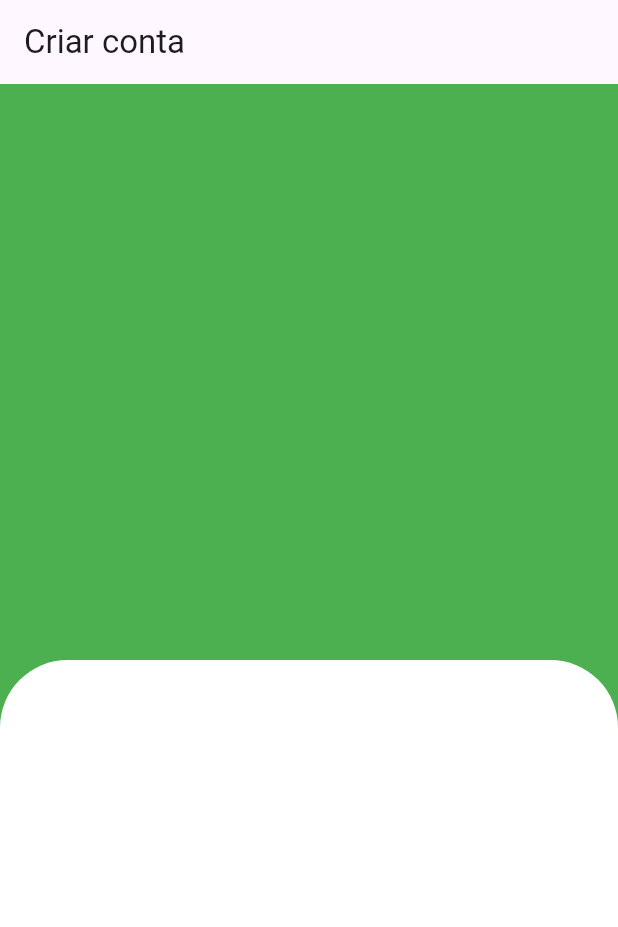
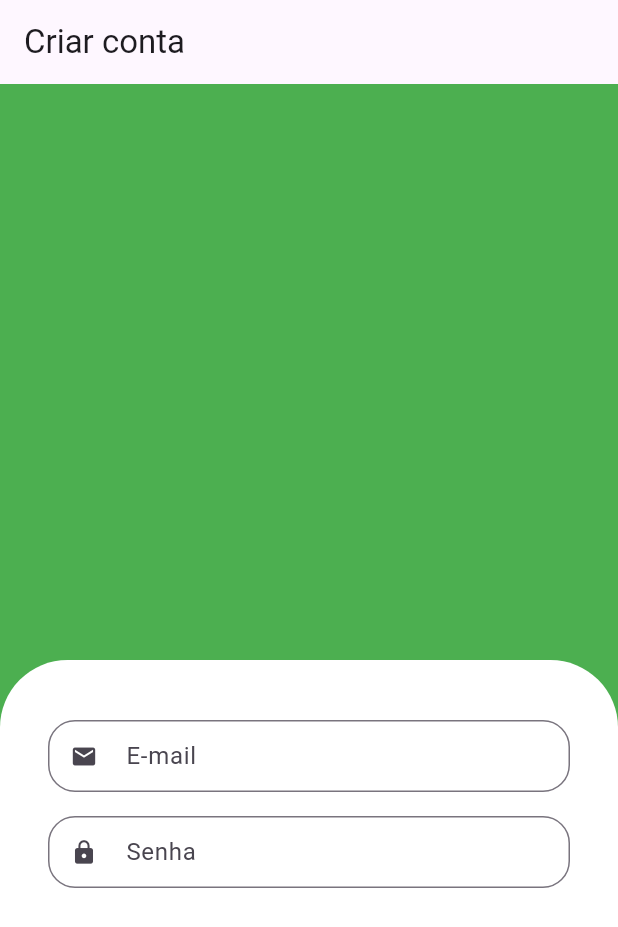
Before and after one commit to jdaibello/greengrocer, a Flutter app: the screen it shows after launch, on a phone screen of 412 x 824 dp. Shown: the top 927 px of the screen. Run offline on Flutter 3.47's test engine with Material 3 defaults, Android fonts, the phone set to English and light mode, and no system bars.

Commit message:
feat: add cutom text field

```diff
--- a/lib/main.dart
+++ b/lib/main.dart
@@ -11,9 +11,9 @@ class MyApp extends StatelessWidget {
   @override
   Widget build(BuildContext context) {
     return MaterialApp(
-      title: 'Flutter Demo',
+      title: 'Green Grocer',
       theme: ThemeData(
-        primarySwatch: Colors.blue,
+        primarySwatch: Colors.green,
         useMaterial3: true,
       ),
       debugShowCheckedModeBanner: false,
--- /dev/null
+++ b/lib/src/auth/components/custom_text_field.dart
@@ -0,0 +1,35 @@
+import 'package:flutter/material.dart';
+
+class CustomTextField extends StatelessWidget {
+  final String label;
+  final IconData icon;
+  final bool isObscure;
+  final TextInputType inputType;
+
+  const CustomTextField({
+    super.key,
+    required this.label,
+    required this.icon,
+    this.isObscure = false,
+    this.inputType = TextInputType.text,
+  });
+
+  @override
+  Widget build(BuildContext context) {
+    return Padding(
+      padding: const EdgeInsets.only(bottom: 16),
+      child: TextFormField(
+        obscureText: isObscure,
+        keyboardType: inputType,
+        decoration: InputDecoration(
+          prefixIcon: Icon(icon),
+          labelText: label,
+          isDense: true,
+          border: OutlineInputBorder(
+            borderRadius: BorderRadius.circular(18),
+          ),
+        ),
+      ),
+    );
+  }
+}
--- a/lib/src/auth/signin_screen.dart
+++ b/lib/src/auth/signin_screen.dart
@@ -1,4 +1,5 @@
 import 'package:flutter/material.dart';
+import 'package:greengrocer/src/auth/components/custom_text_field.dart';
 
 class SignInScreen extends StatelessWidget {
   const SignInScreen({super.key});
@@ -19,11 +20,29 @@ class SignInScreen extends StatelessWidget {
           ),
           Expanded(
             child: Container(
+              padding: const EdgeInsets.symmetric(
+                horizontal: 32,
+                vertical: 40,
+              ),
               decoration: const BoxDecoration(
                 color: Colors.white,
                 borderRadius: BorderRadius.vertical(
                   top: Radius.circular(45),
                 ),
+              ),
+              child: const Column(
+                children: [
+                  CustomTextField(
+                    label: 'E-mail',
+                    icon: Icons.email,
+                    inputType: TextInputType.emailAddress,
+                  ),
+                  CustomTextField(
+                    label: 'Senha',
+                    icon: Icons.lock,
+                    isObscure: true,
+                  ),
+                ],
               ),
             ),
           ),
```
